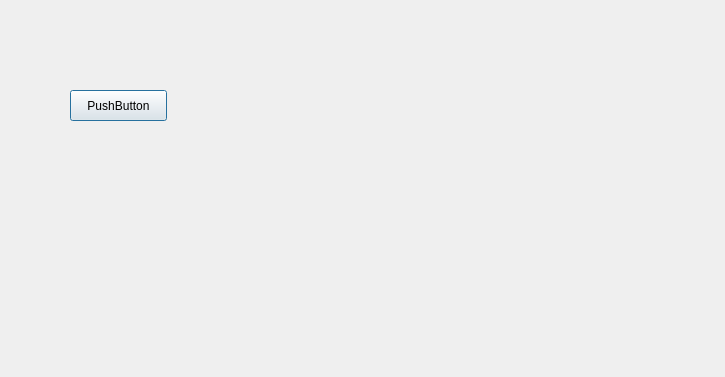
First picture: the form in FormQStudio.ui, repository marcelbonnet/QStage, before the edit.
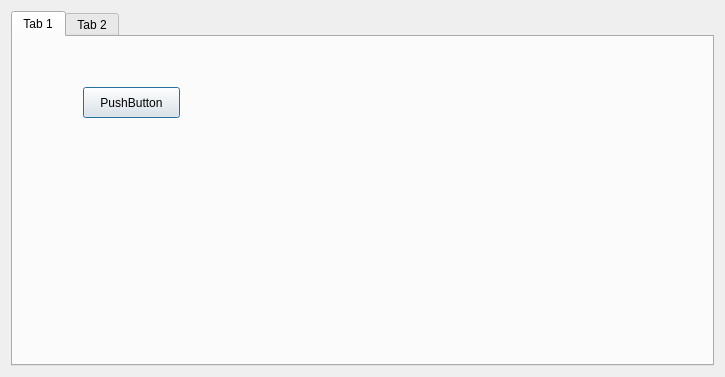
Second picture: the form after the edit.

```diff
--- a/FormQStudio.ui
+++ b/FormQStudio.ui
@@ -13,11 +13,21 @@
   <property name="windowTitle">
    <string>Dialog</string>
   </property>
+  <layout class="QHBoxLayout" name="horizontalLayout">
+   <item>
+    <widget class="QTabWidget" name="tabWidget">
+     <property name="currentIndex">
+      <number>0</number>
+     </property>
+     <widget class="QWidget" name="tab">
+      <attribute name="title">
+       <string>Tab 1</string>
+      </attribute>
   <widget class="QPushButton" name="pushButton">
    <property name="geometry">
     <rect>
      <x>70</x>
-     <y>90</y>
+         <y>50</y>
      <width>97</width>
      <height>31</height>
     </rect>
@@ -26,6 +36,15 @@
     <string>PushButton</string>
    </property>
   </widget>
+     </widget>
+     <widget class="QWidget" name="tab_2">
+      <attribute name="title">
+       <string>Tab 2</string>
+      </attribute>
+     </widget>
+    </widget>
+   </item>
+  </layout>
  </widget>
  <resources/>
  <connections/>
```
Lines whose indentation alone changed are shown as unchanged.
